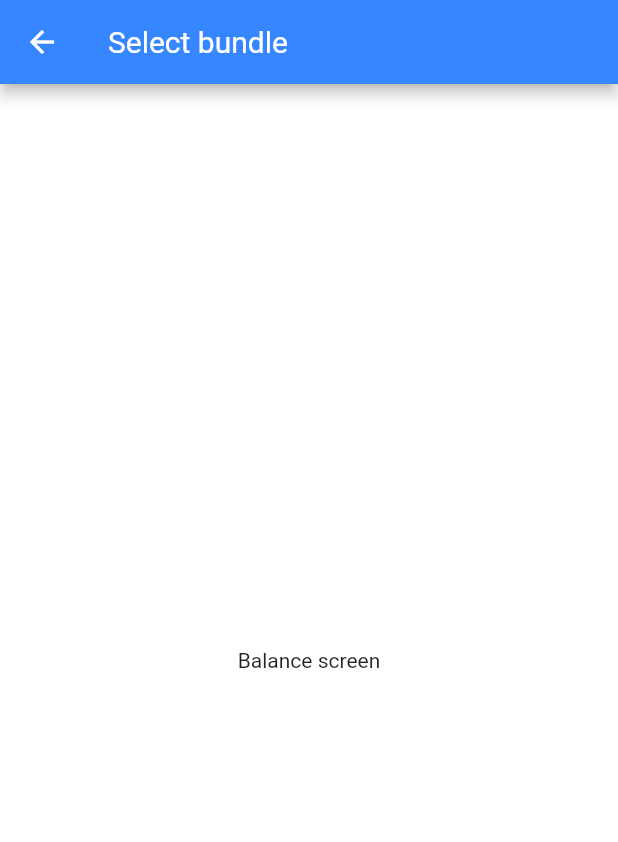
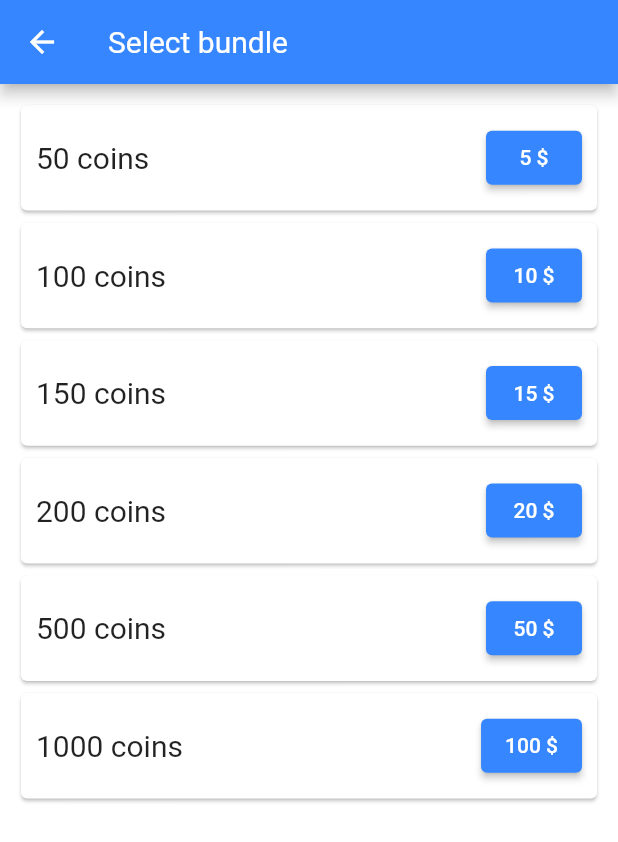
Before and after one commit to mohammad-jaffal/medically-project, a Flutter app: the BalanceScreen screen opened by its route, on a phone screen of 412 x 824 dp. Shown: the top 842 px of the screen. Run offline on Flutter 3.47's test engine with Material 2 defaults, Android fonts, the phone set to English and light mode, and no system bars; our stand-ins replace flutter_rating_bar, shared_preferences; missing offline and left inert: dart:ffi; accounts and stored records are empty; key blocks and very long unbroken strings in the code were emptied for the run.

Commit message:
Frontend: Implementing balance screen

```diff
--- a/medically_frontend/lib/screens/balance_screen.dart
+++ b/medically_frontend/lib/screens/balance_screen.dart
@@ -2,6 +2,7 @@ import 'package:flutter/cupertino.dart';
 import 'package:flutter/material.dart';
 import 'package:flutter/src/foundation/key.dart';
 import 'package:flutter/src/widgets/framework.dart';
+import 'package:medically_frontend/widgets/bundle_card.dart';
 
 class BalanceScreen extends StatelessWidget {
   const BalanceScreen({Key? key}) : super(key: key);
@@ -9,12 +10,49 @@ class BalanceScreen extends StatelessWidget {
 
   @override
   Widget build(BuildContext context) {
+    List<Map> bundles = [
+      {
+        'amount': 50,
+        'price': 5,
+      },
+      {
+        'amount': 100,
+        'price': 10,
+      },
+      {
+        'amount': 150,
+        'price': 15,
+      },
+      {
+        'amount': 200,
+        'price': 20,
+      },
+      {
+        'amount': 500,
+        'price': 50,
+      },
+      {
+        'amount': 1000,
+        'price': 100,
+      },
+    ];
     return Scaffold(
       appBar: AppBar(
         title: Text('Select bundle'),
       ),
-      body: Center(
-        child: Text('Balance screen'),
+      body: GridView.builder(
+        // controller: _controller,
+        padding: const EdgeInsets.all(10),
+        itemCount: bundles.length,
+        itemBuilder: (ctx, i) => BundleCard(
+          amount: bundles[i]['amount'],
+          price: bundles[i]['price'],
+        ),
+        gridDelegate: const SliverGridDelegateWithFixedCrossAxisCount(
+          crossAxisCount: 1,
+          childAspectRatio: 5 / 1,
+          // mainAxisSpacing: 30,
+        ),
       ),
     );
   }
--- a/medically_frontend/lib/widgets/bundle_card.dart
+++ b/medically_frontend/lib/widgets/bundle_card.dart
@@ -1,17 +1,49 @@
 import 'package:flutter/material.dart';
 import 'package:flutter/src/foundation/key.dart';
 import 'package:flutter/src/widgets/framework.dart';
+import 'package:provider/provider.dart';
+
+import '../providers/dark_theme_provider.dart';
 
 class BundleCard extends StatelessWidget {
-  const BundleCard({Key? key}) : super(key: key);
-
+  const BundleCard({
+    Key? key,
+    required this.amount,
+    required this.price,
+  }) : super(key: key);
+  final int amount;
+  final int price;
   @override
   Widget build(BuildContext context) {
-    return const InkWell(
-      child: GridTile(
-        child: Icon(Icons.monetization_on_rounded),
-        footer: GridTileBar(title: Text('100')),
+    final themeState = Provider.of<DarkThemeProvider>(context);
+
+    return Card(
+      child: Padding(
+        padding: const EdgeInsets.symmetric(horizontal: 10),
+        child: Row(
+          mainAxisAlignment: MainAxisAlignment.spaceBetween,
+          children: [
+            Text(
+              '$amount coins',
+              style: const TextStyle(fontSize: 20),
+            ),
+            ElevatedButton(
+              onPressed: () {},
+              style: ButtonStyle(
+                backgroundColor: MaterialStateProperty.all(
+                  themeState.getDarkTheme
+                      ? const Color(0xFF00001a)
+                      : const Color.fromARGB(255, 54, 135, 255),
+                ),
+              ),
+              child: Text('$price \$'),
+            ),
+          ],
+        ),
       ),
     );
   }
 }
+// themeState.getDarkTheme
+//                                   ? Colors.white
+//                                   : Colors.grey[600],
```
